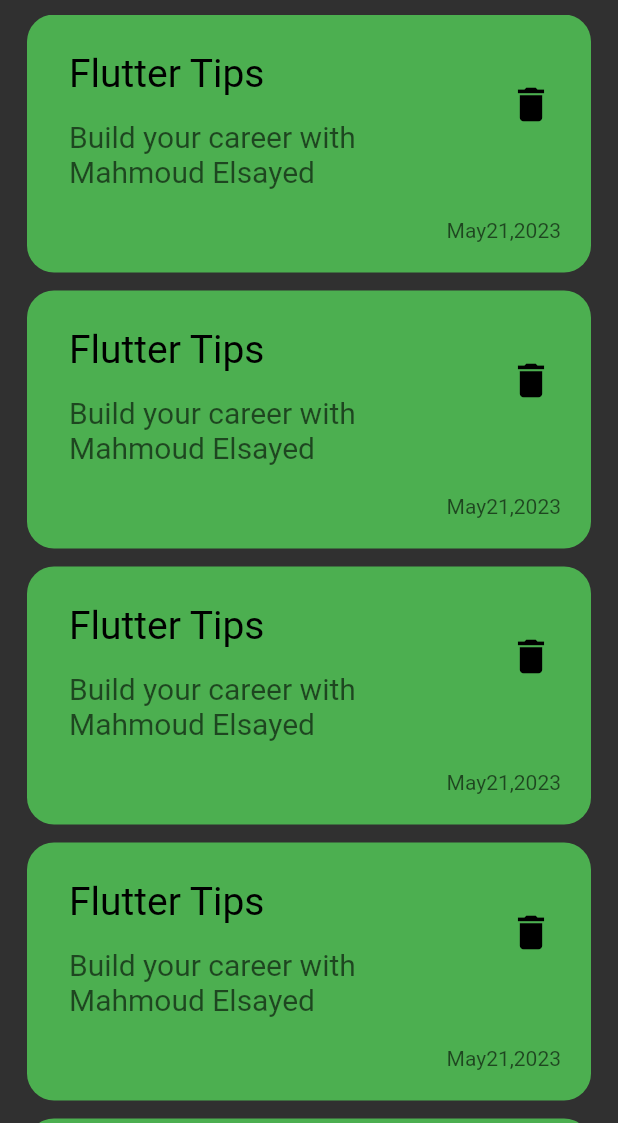
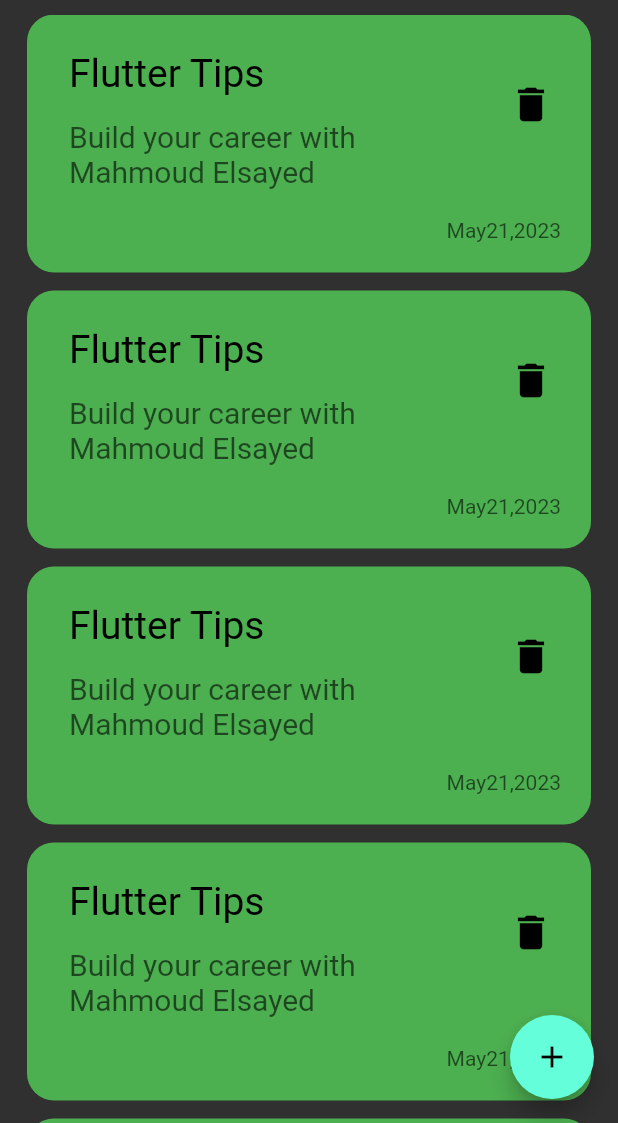
Before and after one commit to Mahmoud-Elsayed-Elhga/notes-app, a Flutter app: the screen it shows after launch, on a phone screen of 412 x 824 dp, the part 113-1236 px from its top. Run offline on Flutter 3.47's test engine with Material 2 defaults, Android fonts, the phone set to English and light mode, and no system bars.

Commit message:
added floatingActionButton

```diff
--- a/lib/views/notes_view.dart
+++ b/lib/views/notes_view.dart
@@ -10,7 +10,11 @@ class NotesView extends StatelessWidget {
   @override
   Widget build(BuildContext context) {
     return Scaffold(
-      body: NotesViewBody(),
+      floatingActionButton: FloatingActionButton(
+        onPressed: () {},
+        child: const Icon(Icons.add),
+      ),
+      body: const NotesViewBody(),
     );
   }
 }
--- a/lib/widgets/notes_view_body.dart
+++ b/lib/widgets/notes_view_body.dart
@@ -1,7 +1,5 @@
 import 'package:flutter/material.dart';
-
 import 'custom_app_bar.dart';
-import 'note_item.dart';
 import 'notes_list_view.dart';
 
 class NotesViewBody extends StatelessWidget {
```
